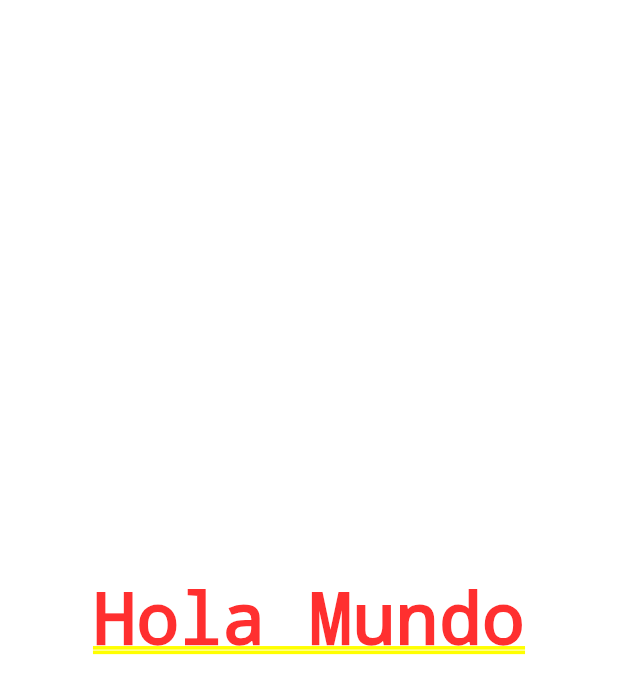
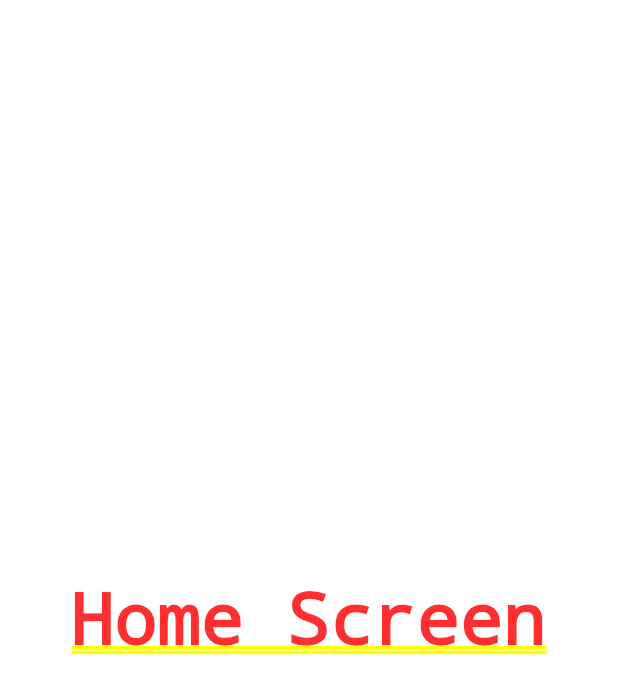
Before and after one commit to owenCosinga/Curso_Flutter_Practica, a Flutter app: the screen it shows after launch, on a phone screen of 412 x 824 dp. Shown: the top 694 px of the screen. Run offline on Flutter 3.47's test engine with Material 2 defaults, Android fonts, the phone set to English and light mode, and no system bars.

Commit message:
este es una clase de como separar la logica y el diseño, de como pasar codigo secundario a la clase principal

```diff
--- a/lib/main.dart
+++ b/lib/main.dart
@@ -1,4 +1,5 @@
 import 'package:flutter/material.dart';
+import 'package:flutter_curso/screens/home_screen.dart';
 
 void main() {
   runApp(const MyApp());
@@ -11,7 +12,8 @@
   @override
   Widget build(BuildContext context) {
     return const MaterialApp(
-      home: Center(child: Text('Hola Mundo')),
+      debugShowCheckedModeBanner: false,
+      home: HomeScreen(),
     );
   }
 }
--- /dev/null
+++ b/lib/screens/home_screen.dart
@@ -0,0 +1,12 @@
+import 'package:flutter/material.dart';
+
+class HomeScreen extends StatelessWidget {
+  const HomeScreen({Key? key}) : super(key: key);
+
+  @override
+  Widget build(BuildContext context) {
+    return const Center(
+      child: Text('Home Screen'),
+    );
+  }
+}
```
